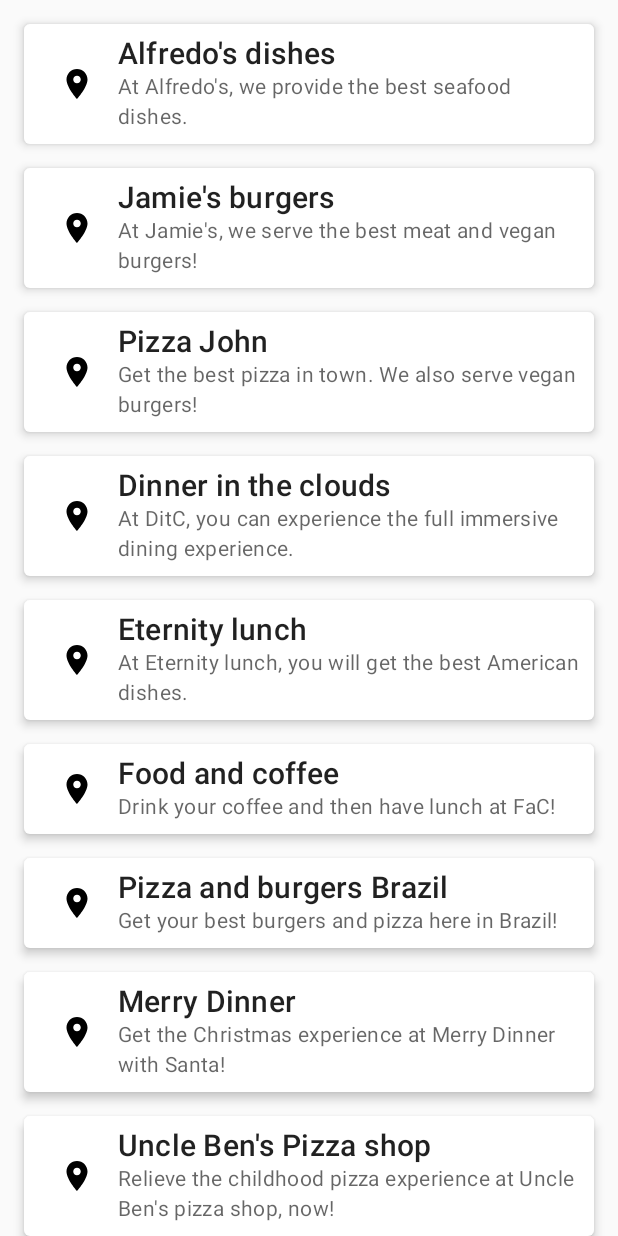
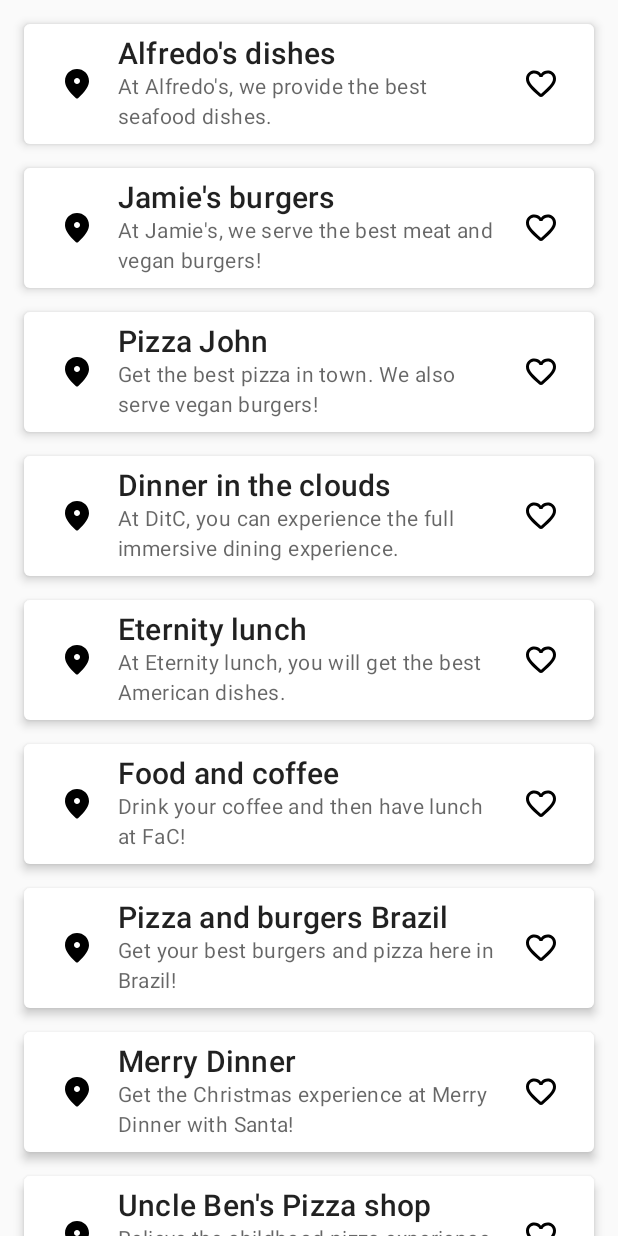
Before and after one commit to wiryadev/Restaurants-App-Compose, an Android app built with Jetpack Compose: the screen it shows after launch (MainActivity), on a phone screen of 412 x 824 dp. Run offline under Robolectric (Android 15) with nearby library versions, the phone set to English and light mode, and no system bars.

Commit message:
Adding state to our Restaurants app

```diff
--- a/app/src/main/java/com/example/restaurantsappcompose/RestaurantsScreen.kt
+++ b/app/src/main/java/com/example/restaurantsappcompose/RestaurantsScreen.kt
@@ -1,6 +1,7 @@
 package com.example.restaurantsappcompose
 
 import androidx.compose.foundation.Image
+import androidx.compose.foundation.clickable
 import androidx.compose.foundation.layout.Column
 import androidx.compose.foundation.layout.PaddingValues
 import androidx.compose.foundation.layout.Row
@@ -9,9 +10,10 @@ import androidx.compose.foundation.lazy.LazyColumn
 import androidx.compose.foundation.lazy.items
 import androidx.compose.material.*
 import androidx.compose.material.icons.Icons
-import androidx.compose.material.icons.filled.Place
-import androidx.compose.runtime.Composable
-import androidx.compose.runtime.CompositionLocalProvider
+import androidx.compose.material.icons.rounded.Favorite
+import androidx.compose.material.icons.rounded.FavoriteBorder
+import androidx.compose.material.icons.rounded.Place
+import androidx.compose.runtime.*
 import androidx.compose.ui.Alignment
 import androidx.compose.ui.Modifier
 import androidx.compose.ui.graphics.vector.ImageVector
@@ -47,16 +49,40 @@ fun RestaurantItem(
             modifier = Modifier.padding(8.dp),
         ) {
             RestaurantIcon(
-                icon = Icons.Filled.Place,
+                icon = Icons.Rounded.Place,
                 modifier = Modifier.weight(0.15f),
             )
             RestaurantDetails(
                 title = item.title,
                 description = item.description,
-                modifier = Modifier.weight(0.85f)
+                modifier = Modifier.weight(0.70f)
             )
+            FavoriteIcon(Modifier.weight(0.15f))
         }
     }
+}
+
+@Composable
+private fun FavoriteIcon(modifier: Modifier) {
+    var favoriteState by remember {
+        mutableStateOf(false)
+    }
+
+    val icon = if (favoriteState) {
+        Icons.Rounded.Favorite
+    } else {
+        Icons.Rounded.FavoriteBorder
+    }
+
+    Image(
+        imageVector = icon,
+        contentDescription = "Favorite restaurant icon",
+        modifier = modifier
+            .padding(8.dp)
+            .clickable {
+                favoriteState = !favoriteState
+            },
+    )
 }
 
 @Composable
```
